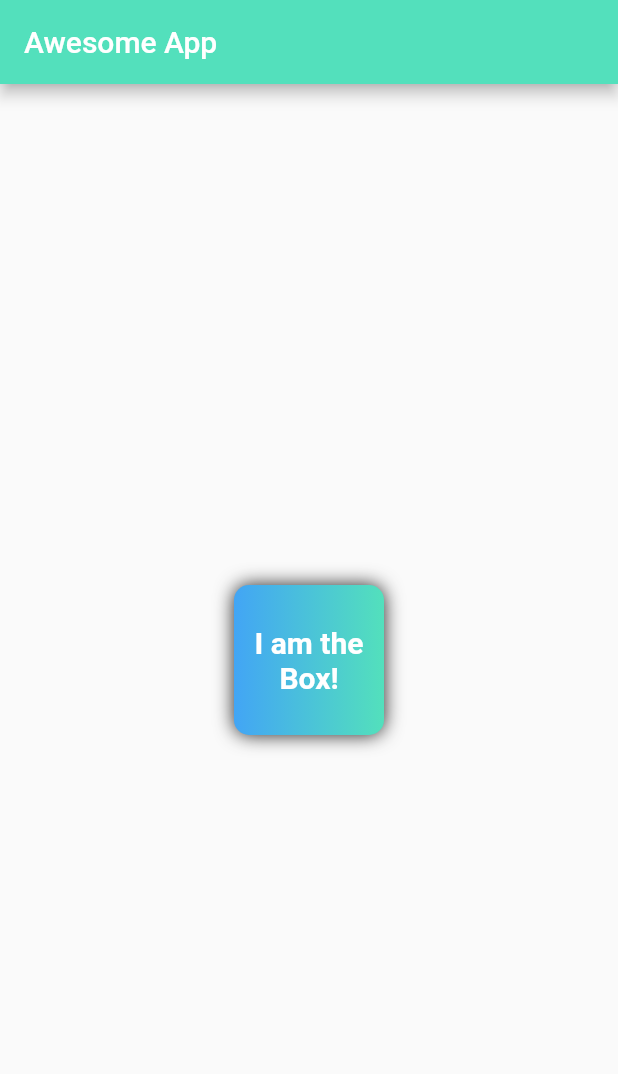
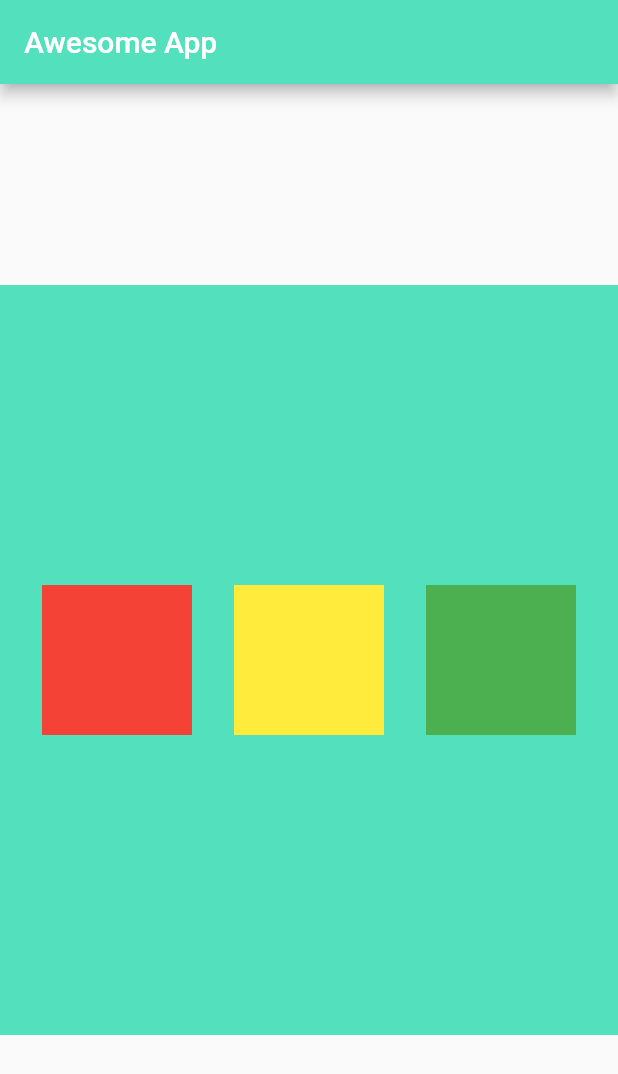
Before and after one commit to yash-learner/Awesome-APP, a Flutter app: the screen it shows after launch, on a phone screen of 412 x 824 dp. Shown: the top 1074 px of the screen. Run offline on Flutter 3.47's test engine with Material 2 defaults, Android fonts, the phone set to English and light mode, and no system bars.

Commit message:
rows & colums

```diff
--- a/lib/main.dart
+++ b/lib/main.dart
@@ -19,34 +19,37 @@ class HomePage extends StatelessWidget {
        backgroundColor: Color(0xff53E0BC),
      ),
      body: Center(
-       child: Container(
-         padding: EdgeInsets.all(8.0),
-         //color: Colors.red, //you can either give color here or in BoxDecoration
-         width: 100,
-         height: 100,
-         alignment: Alignment.center,  // Alignment.bottomRight
-         child: Text("I am the Box!",
-         textAlign: TextAlign.center,
-             style: TextStyle(
-               fontSize: 20,
-               color: Colors.white,
-               fontWeight: FontWeight.bold
+       child:Container(
+         color: Color(0xff53E0BC),
+         width: 500,
+         height: 500,
+         child: Row(
+           mainAxisAlignment: MainAxisAlignment.spaceEvenly,
+           crossAxisAlignment: CrossAxisAlignment.center,
+           children: [
+              Container(
+           padding: EdgeInsets.all(8.0),
+           color: Colors.red, //you can either give color here or in BoxDecoration
+           width: 100,
+           height: 100,
+           alignment: Alignment.center,  // Alignment.bottomRight
+         ),
+          Container(
+           padding: EdgeInsets.all(8.0),
+           color: Colors.yellow, //you can either give color here or in BoxDecoration
+           width: 100,
+           height: 100,
+           alignment: Alignment.center,  // Alignment.bottomRight
+         ),
+          Container(
+           padding: EdgeInsets.all(8.0),
+           color: Colors.green, //you can either give color here or in BoxDecoration
+           width: 100,
+           height: 100,
+           alignment: Alignment.center,  // Alignment.bottomRight
+         ),
+           ],
 
-             ),
-         ),
-         decoration: BoxDecoration(
-           color: Colors.red,
-           borderRadius: BorderRadius.circular(10.0),
-           gradient: LinearGradient(colors: [
-             Colors.blue[400],
-             Color(0xff53E0BC),
-           ]),
-           boxShadow: [
-             BoxShadow(
-               color: Colors.grey[900],
-               blurRadius: 10.0,
-             )
-           ]
          ),
        ),
      ),
```
